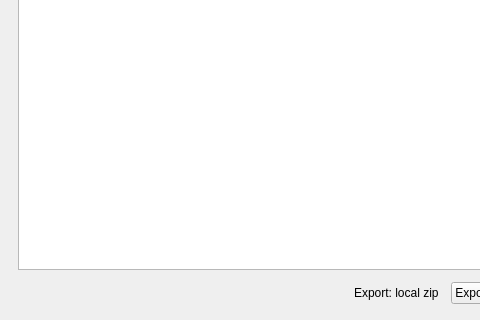
Before: the Qt Designer form app/mainwindow.ui in mrHalfer/OSM2MC, drawn with Qt 5; both pictures show x 0 to 480 and y 480 to 800 of the 1380 by 800 pixel window.
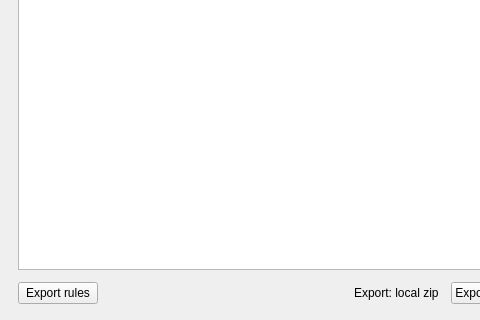
After: the same form once the commit is applied. Custom widgets are drawn as their Qt base class.

Commit message: feat: visual "Export rules" dialog; object colors no longer come from the 3D settings

The edit to the form file:
```diff
--- a/app/mainwindow.ui
+++ b/app/mainwindow.ui
@@ -275,6 +275,16 @@
         </item>
         <item>
          <layout class="QHBoxLayout" name="rowButtons">
+          <item>
+           <widget class="QPushButton" name="rulesButton">
+            <property name="toolTip">
+             <string>Edit the reference files the exporter reads: OSM rules, OSMC rules, point models, typical heights</string>
+            </property>
+            <property name="text">
+             <string>Export rules</string>
+            </property>
+           </widget>
+          </item>
           <item>
            <spacer name="spacerButtons">
             <property name="orientation">
```
The commit also changes 15 other files.
